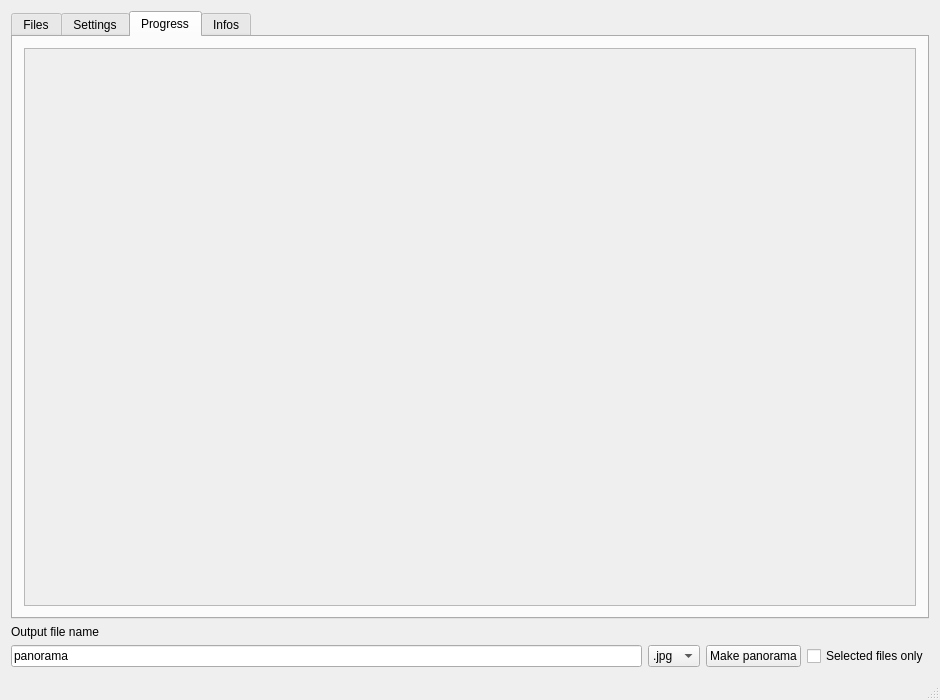
First picture: the form in src/mainwindow.ui, repository qchateau/AutoPanorama, before the edit.
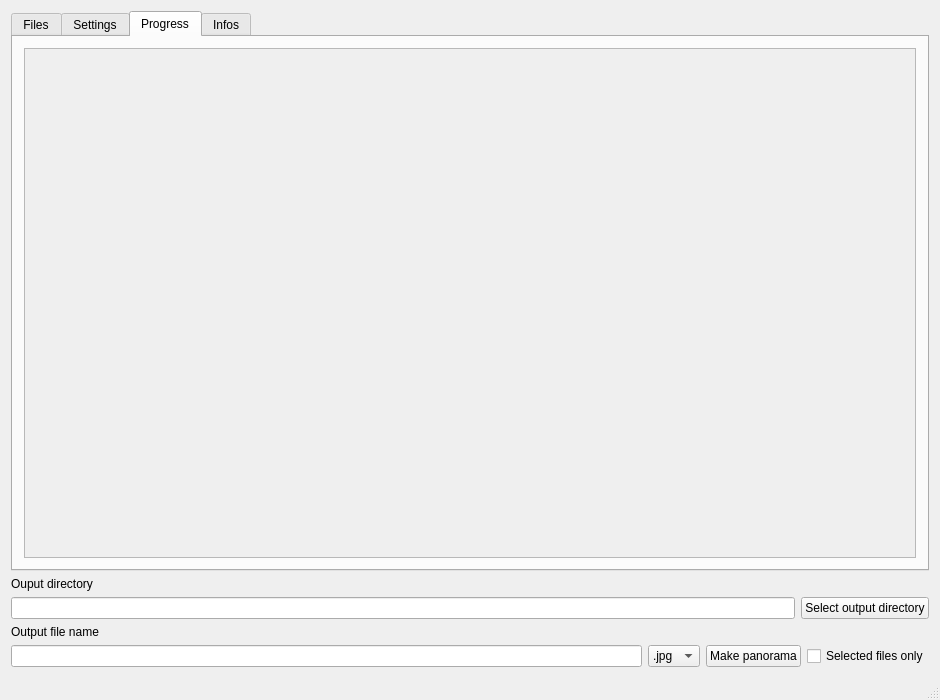
Second picture: the form after the edit. The open tabs and pages were chosen to show the change. Icons and pictures are not drawn. Custom widgets are drawn as their Qt base class.

Commit message: Output dir, dynamic naming

Patch:
```diff
--- a/src/mainwindow.ui
+++ b/src/mainwindow.ui
@@ -722,7 +722,7 @@
              <x>0</x>
              <y>0</y>
              <width>898</width>
-             <height>564</height>
+             <height>515</height>
             </rect>
            </property>
            <property name="sizePolicy">
@@ -827,6 +827,34 @@
       </widget>
      </widget>
     </item>
+    <item>
+     <widget class="QLabel" name="output_dir_label">
+      <property name="text">
+       <string>Ouput directory</string>
+      </property>
+     </widget>
+    </item>
+    <item>
+     <layout class="QHBoxLayout" name="layout_output_dir">
+      <item>
+       <widget class="QLineEdit" name="output_dir_lineedit">
+        <property name="enabled">
+         <bool>true</bool>
+        </property>
+        <property name="readOnly">
+         <bool>false</bool>
+        </property>
+       </widget>
+      </item>
+      <item>
+       <widget class="QPushButton" name="output_dir_button">
+        <property name="text">
+         <string>Select output directory</string>
+        </property>
+       </widget>
+      </item>
+     </layout>
+    </item>
     <item>
      <widget class="QLabel" name="output_label">
       <property name="text">
@@ -839,7 +867,7 @@
       <item>
        <widget class="QLineEdit" name="output_filename_lineedit">
         <property name="text">
-         <string>panorama</string>
+         <string/>
         </property>
        </widget>
       </item>
```
Left out of the diff: 156 changed lines with no effect on the pictures. The commit also changes 6 other files.
